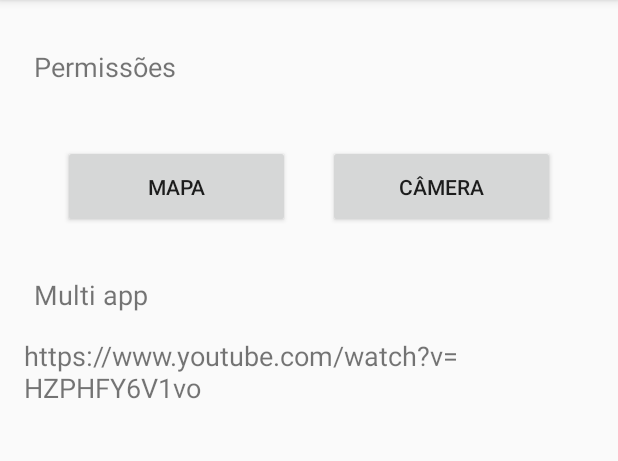
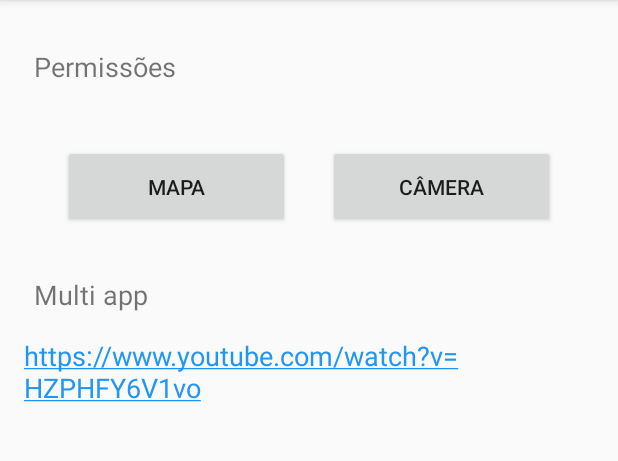
Before and after one commit to mbs8/android-security-best-practices, an Android app: the screen it shows after launch (MainActivity), after a tap on "https://www.youtube.com/watch?v=HZPHFY6V", on a phone screen of 412 x 824 dp, the part 84-545 px from its top. Run offline under Robolectric (Android 15) with nearby library versions, the phone set to English and light mode, and no system bars.

```diff
--- a/SecurityApp/app/src/main/java/com/example/securityapp/MainActivity.kt
+++ b/SecurityApp/app/src/main/java/com/example/securityapp/MainActivity.kt
@@ -6,6 +6,7 @@ import android.content.pm.ResolveInfo
 import android.net.Uri
 import androidx.appcompat.app.AppCompatActivity
 import android.os.Bundle
+import android.util.Log
 import kotlinx.android.synthetic.main.activity_main.*
 
 class MainActivity : AppCompatActivity() {
@@ -22,24 +23,22 @@ class MainActivity : AppCompatActivity() {
             val cameraIntent = Intent(applicationContext, CameraActivity::class.java)
             startActivity(cameraIntent)
         }
+
+        // Build the intent
+        val webIntent: Intent = Uri.parse(getString(R.string.link)).let {webpage ->
+            Intent(Intent.ACTION_VIEW, webpage)
+        }
+
+        // Configures the intent to show the appChooser when the link is clicked
+        val appChooserTitle = getString(R.string.appChooserTitle)
+        val chooser = Intent.createChooser(webIntent, appChooserTitle)
+
         youtubeLink.setOnClickListener{
-            // Build the intent
-            val webIntent: Intent = Uri.parse(R.string.link.toString()).let {webpage ->
-                Intent(Intent.ACTION_VIEW, webpage)
-            }
-
-            // Verify it resolves
-            val activities: List<ResolveInfo> = packageManager.queryIntentActivities(
-                webIntent,
-                PackageManager.MATCH_ALL
-            )
-            val isIntentSafe: Boolean = activities.isNotEmpty()
 
             // Starts activity if it's safe
-            if (isIntentSafe) {
-                startActivity(webIntent)
+            if (webIntent.resolveActivity(packageManager) != null) {
+                startActivity(chooser)
             }
-
 
         }
     }
--- a/SecurityApp/app/src/main/res/layout/activity_main.xml
+++ b/SecurityApp/app/src/main/res/layout/activity_main.xml
@@ -69,8 +69,9 @@
         android:layout_marginRight="16dp"
         android:lines="2"
         android:text="@string/link"
+        android:textColor="#2196F3"
         android:textColorLink="@android:color/holo_blue_dark"
-        android:textIsSelectable="false"
+        android:textIsSelectable="true"
         android:textSize="18sp"
         app:layout_constraintEnd_toEndOf="parent"
         app:layout_constraintStart_toStartOf="parent"
--- a/SecurityApp/app/src/main/res/values/strings.xml
+++ b/SecurityApp/app/src/main/res/values/strings.xml
@@ -1,4 +1,5 @@
 <resources>
     <string name="app_name">SecurityApp</string>
-    <string name="link">https://www.youtube.com/watch?v=HZPHFY6V1vo</string>
+    <string name="link"><u>https://www.youtube.com/watch?v=HZPHFY6V1vo</u></string>
+    <string name="appChooserTitle">Abrir com</string>
 </resources>
```
